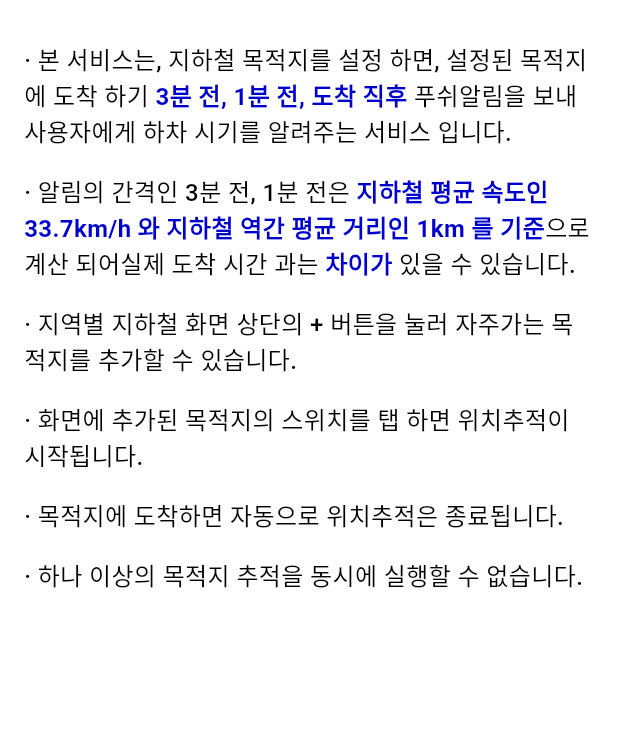
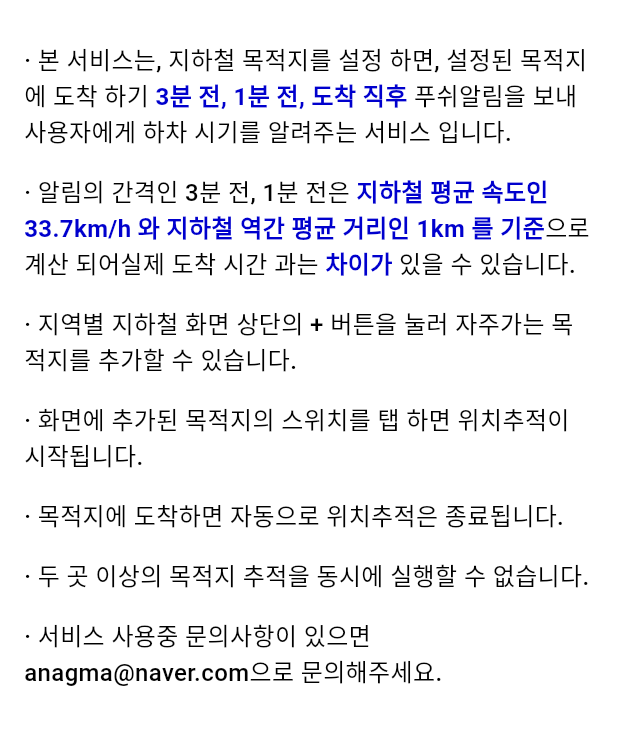
Before and after one commit to JEON-Sungsu/leave_subway, a Flutter app: the UsageGuideScreen screen opened by its route, on a phone screen of 412 x 824 dp, the part 66-811 px from its top. Run offline on Flutter 3.47's test engine with Material 3 defaults, Android fonts, the phone set to English and light mode, and no system bars; our stand-ins replace flutter_local_notifications, flutter_native_splash, flutter_riverpod, freezed_annotation, geolocator, go_router and 5 more; missing offline and left inert: app_settings, webview_flutter_android, webview_flutter_wkwebview; accounts and stored records are empty; project files that could hold a hidden picture were left out.

Commit message:
feat: 안내 가이드 추가

```diff
--- a/lib/infomation/presentation/usage_guide_screen.dart
+++ b/lib/infomation/presentation/usage_guide_screen.dart
@@ -68,7 +68,12 @@ class UsageGuideScreen extends StatelessWidget {
             ),
             SizedBox(height:16),
             Text(
-              '· 하나 이상의 목적지 추적을 동시에 실행할 수 없습니다.',
+              '· 두 곳 이상의 목적지 추적을 동시에 실행할 수 없습니다.',
+              style: BASIC_PARAGRAPH_STYLE,
+            ),
+            SizedBox(height:16),
+            Text(
+              '· 서비스 사용중 문의사항이 있으면 anagma@naver.com으로 문의해주세요.',
               style: BASIC_PARAGRAPH_STYLE,
             ),
           ],
```
